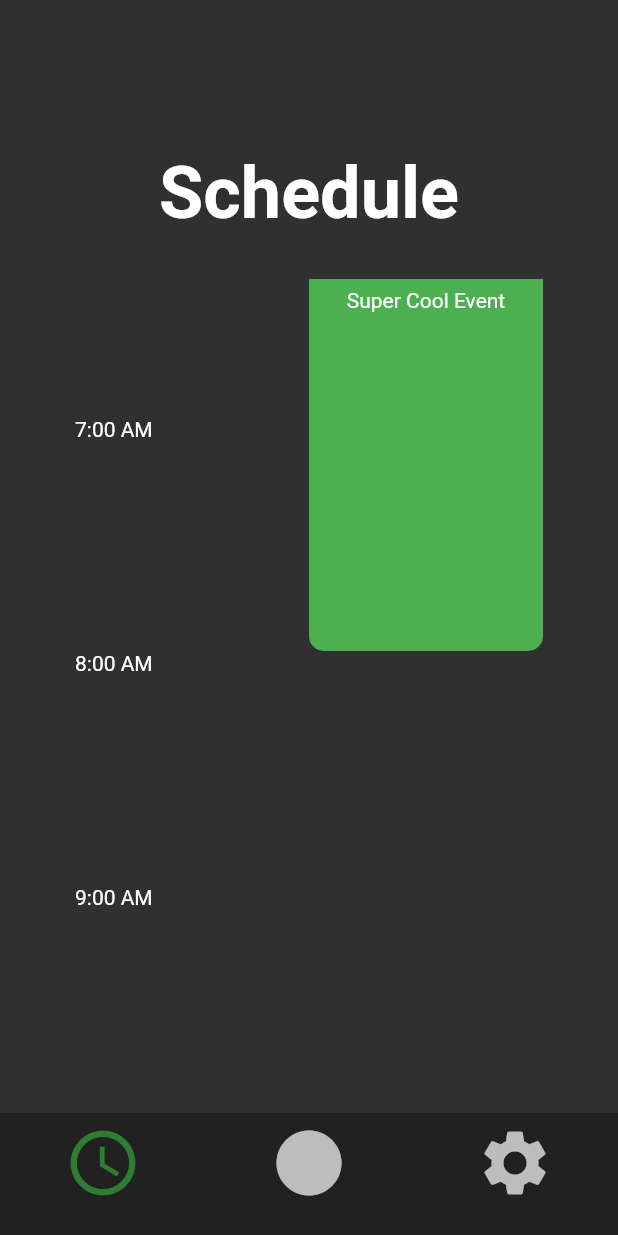
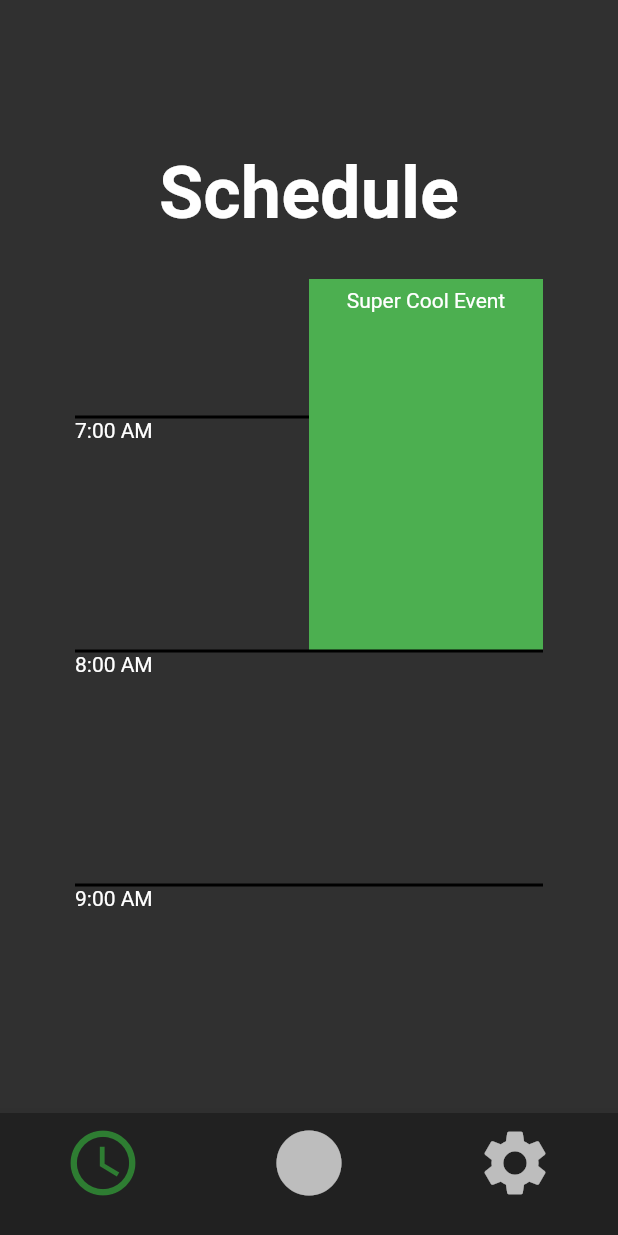
Before and after one commit to mars3725/MSB_Companion_App, a Flutter app: the Nav screen opened by its route, on a phone screen of 412 x 824 dp. Run offline on Flutter 3.47's test engine with Material 2 defaults, Android fonts, the phone set to English and light mode, and no system bars.

Commit message:
Added lines to schedule grid

```diff
--- a/lib/data.dart
+++ b/lib/data.dart
@@ -10,7 +10,7 @@ List<Event> events = [
       color: Colors.green),
   Event(
       start: const TimeOfDay(hour: 15, minute: 0),
-      end: const TimeOfDay(hour: 16, minute: 0),
+      end: const TimeOfDay(hour: 17, minute: 0),
       name: 'Another Event',
       color: Colors.orange),
 
--- a/lib/schedule.dart
+++ b/lib/schedule.dart
@@ -27,29 +27,40 @@ class _ScheduleState extends State<Schedule> {
             children: List.generate(TimeOfDay.hoursPerDay*2, (index) {
               TimeOfDay time = TimeOfDay(hour: index~/2, minute: 0);
 
+              Border border = const Border.symmetric(horizontal: BorderSide(color: Colors.black));
+              Widget child = Container();
+              Color? color;
+
               if (index % 2 == 0) {
-                return GridTile(child: Text(time.format(context)));
-
+                child = Text(time.format(context));
               } else {
                 for (var e in events) {
                   if (e.start.hour <= time.hour && e.end.hour > time.hour) {
-                    return GridTile(child: Container(
-                        decoration: BoxDecoration(
-                            borderRadius: BorderRadius.vertical(
-                                top: Radius.circular(e.start.hour == time.hour? 10 : 0),
-                                bottom: Radius.circular(e.end.hour == time.hour+1? 10 : 0)
-                            ),
-                            color: e.color
-                        ),
-                        child: time.hour == (e.start.hour + e.end.hour)~/2?
-                        Center(child: Text(e.name, textAlign: TextAlign.center))
-                            : null)
+                    border = Border(
+                        top: time.hour == e.start.hour? const BorderSide() : BorderSide.none,
+                        bottom: time.hour == e.end.hour-1? const BorderSide() : BorderSide.none
                     );
+
+                    double middle = (e.start.hour + e.end.hour)/2;
+                    if (time.hour == middle.toInt()) {
+                      if (middle % 1 == 0.5) {
+                        child = Center(child: Text(
+                            e.name, textAlign: TextAlign.center));
+                      } else {
+                        child = Text(
+                            e.name, textAlign: TextAlign.center);
+                      }
+                    }
+
+                    color = e.color;
                   }
                 }
+              }
 
-                return Container();
-              }
+              return Container(
+                  decoration: BoxDecoration(border: border, color: color),
+                  child: child
+              );
             })
         )
         )
```
